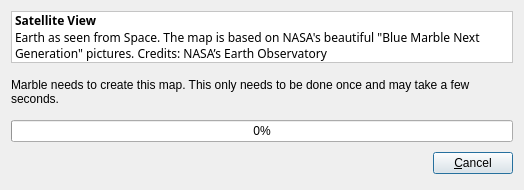
First picture: the form in src/lib/katlastilecreatordialog.ui, repository KDE/marble, before the edit.
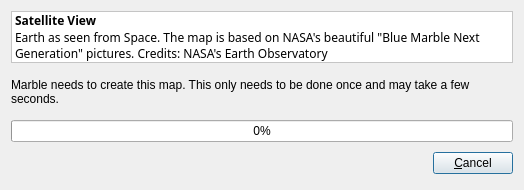
Second picture: the form after the edit. Icons and pictures are not drawn.

Patch:
```diff
--- a/src/lib/katlastilecreatordialog.ui
+++ b/src/lib/katlastilecreatordialog.ui
@@ -506,7 +506,7 @@
       <enum>QFrame::Sunken</enum>
      </property>
      <property name="text" >
-      <string>&lt;html>&lt;head>&lt;meta name="qrichtext" content="1" />&lt;/head>&lt;body style=" white-space: pre-wrap; font-family:Sans Serif; font-size:9pt; font-weight:400; font-style:normal; text-decoration:none;">&lt;p style=" margin-top:0px; margin-bottom:0px; margin-left:0px; margin-right:0px; -qt-block-indent:0; text-indent:0px;">&lt;span style=" font-weight:600;">Satellite View&lt;/span>&lt;/p>&lt;p style=" margin-top:0px; margin-bottom:0px; margin-left:0px; margin-right:0px; -qt-block-indent:0; text-indent:0px;">Earth as seen from Space. The map is based on NASA's beautiful "Blue Marble Next Generation" pictures. Credits: NASA’s Earth Observatory&lt;/p>&lt;/body>&lt;/html></string>
+      <string>&lt;html>&lt;head>&lt;meta name="qrichtext" content="1" />&lt;/head>&lt;body style=" white-space: pre-wrap; font-family:Sans Serif; font-size:9pt; font-weight:400; font-style:normal; text-decoration:none;">&lt;p style=" margin-top:0px; margin-bottom:0px; margin-left:0px; margin-right:0px; -qt-block-indent:0; text-indent:0px;">&lt;span style=" font-weight:600;">Satellite View&lt;/span>&lt;/p>&lt;p style=" margin-top:0px; margin-bottom:0px; margin-left:0px; margin-right:0px; -qt-block-indent:0; text-indent:0px;">Earth as seen from Space. The map is based on NASA's beautiful "Blue Marble Next Generation" pictures. Credits: NASA's Earth Observatory&lt;/p>&lt;/body>&lt;/html></string>
      </property>
      <property name="wordWrap" >
       <bool>true</bool>
```
